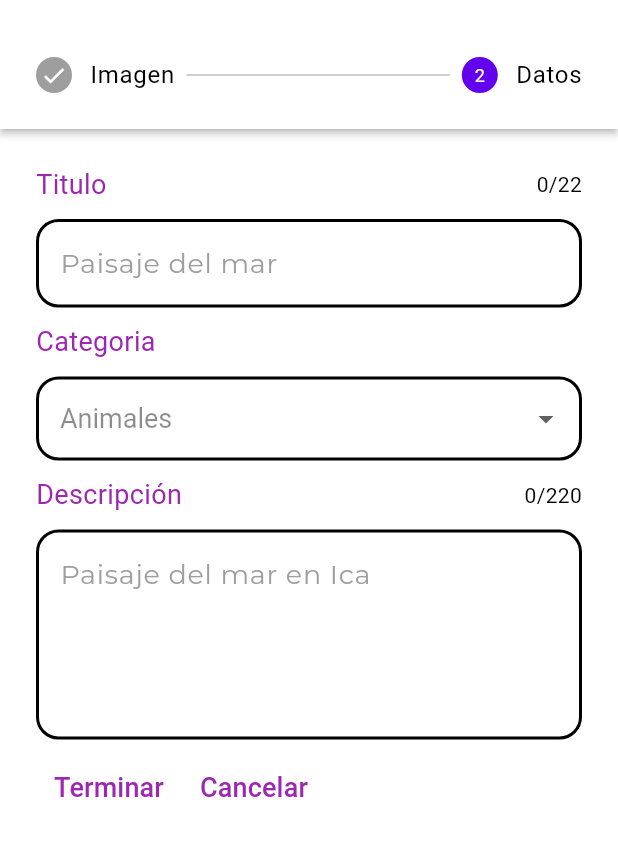
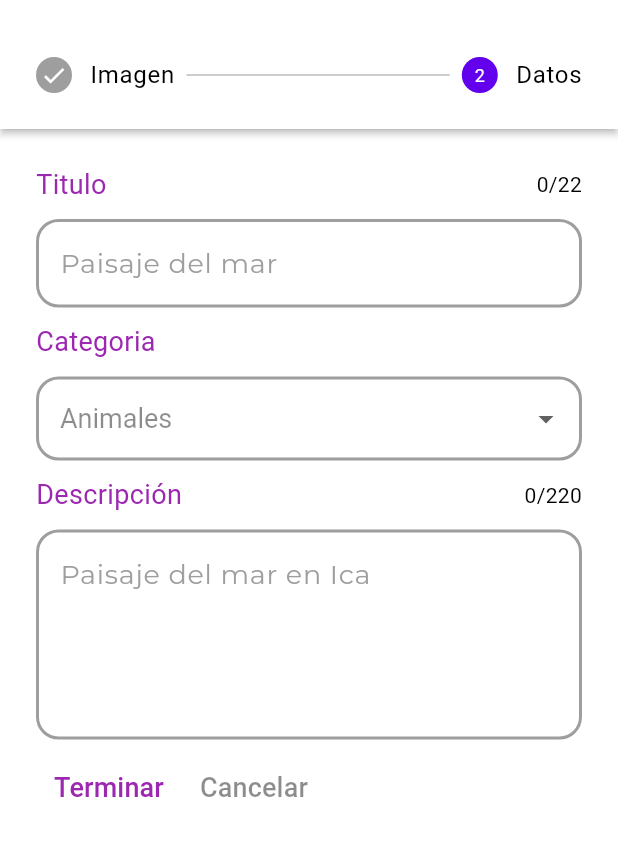
Before and after one commit to xdreamer02/Proyecto-flutter, a Flutter app: the UploadScreen screen opened by its route, after a tap on an icon or button, on a phone screen of 412 x 824 dp, the part 63-919 px from its top. Run offline on Flutter 3.47's test engine with Material 2 defaults, Android fonts, the phone set to English and light mode, and no system bars; our stand-ins replace carousel_slider, cloud_firestore, dotted_border, firebase_core, firebase_storage, flutter_easyloading and 5 more; missing offline and left inert: image_downloader; accounts and stored records are empty; network calls fail; project files that could hold a hidden picture were left out.

Commit message:
cambios de diseño

```diff
--- a/proy_flutter/lib/views/upload_screen.dart
+++ b/proy_flutter/lib/views/upload_screen.dart
@@ -7,6 +7,7 @@ import 'package:intl/intl.dart';
 import 'package:path_provider/path_provider.dart';
 import 'package:provider/provider.dart';
 import 'package:proy_flutter/models/image_model.dart';
+import 'package:proy_flutter/preferences/preferences.dart';
 import 'package:proy_flutter/providers/index.dart';
 import 'package:proy_flutter/services/index.dart';
 import 'package:proy_flutter/widgets/index.dart';
@@ -124,7 +125,14 @@ class _UploadScreenState extends State<UploadScreen> {
         centerTitle: true,
       ),
       drawer: const customDrawerW(),
-      body: Center(
+      body: GestureDetector(
+        onTap: () {
+          final FocusScopeNode focus = FocusScope.of(context);
+          if (!focus.hasPrimaryFocus && focus.hasFocus) {
+            FocusManager.instance.primaryFocus!.unfocus();
+          }
+        },
+        child: Center(
           child: Stepper(
             type: StepperType.horizontal,
             currentStep: currentStep,
@@ -163,7 +171,7 @@ class _UploadScreenState extends State<UploadScreen> {
                         onPressed: details.onStepContinue,
                         child: Text(
                             imageAppProvider.isLoading
-                              ? 'Cargando ...'
+                                ? 'Guardando ...'
                                 : isLastStep
                                     ? 'Terminar'
                                     : 'Continuar',
@@ -171,9 +179,12 @@ class _UploadScreenState extends State<UploadScreen> {
                                 fontSize: 18, color: Colors.purple))),
                     TextButton(
                         onPressed: details.onStepCancel,
-                      child: const Text('Cancelar',
-                          style:
-                              TextStyle(fontSize: 18, color: Colors.purple))),
+                        child: Text('Cancelar',
+                            style: TextStyle(
+                                fontSize: 18,
+                                color: Preferences.theme
+                                    ? Colors.white
+                                    : Colors.black45))),
                   ],
                 ),
               );
@@ -181,16 +192,19 @@ class _UploadScreenState extends State<UploadScreen> {
             steps: [
               Step(
                   title: const Text('Imagen'),
-                state: currentStep > 0 ? StepState.complete : StepState.indexed,
+                  state:
+                      currentStep > 0 ? StepState.complete : StepState.indexed,
                   content: SizedBox(height: 400, child: _pickImageWidget())),
               Step(
                   title: const Text('Datos'),
-                state: currentStep > 1 ? StepState.complete : StepState.indexed,
+                  state:
+                      currentStep > 1 ? StepState.complete : StepState.indexed,
                   isActive: currentStep >= 1,
                   content: _FormWidget(
                     imageAppProvider: imageAppProvider,
                   ))
             ],
+          ),
         ),
       ),
     );
--- a/proy_flutter/lib/widgets/utils.dart
+++ b/proy_flutter/lib/widgets/utils.dart
@@ -8,7 +8,7 @@ InputDecoration decorationField({String? hintText}) {
     hintText: hintText,
     hintStyle: GoogleFonts.montserrat(color: Colors.grey),
     enabledBorder: OutlineInputBorder(
-        borderSide: const BorderSide(width: 2, color: Colors.black),
+        borderSide: const BorderSide(width: 2, color: Colors.black38),
         borderRadius: BorderRadius.circular(15)),
     focusedBorder: OutlineInputBorder(
         borderSide: const BorderSide(width: 2, color: Colors.purple),
```
Also changed, not shown: proy_flutter/lib/widgets/custom_Drawer.dart (+2 -10 lines). Lines whose indentation alone changed are shown as unchanged.
